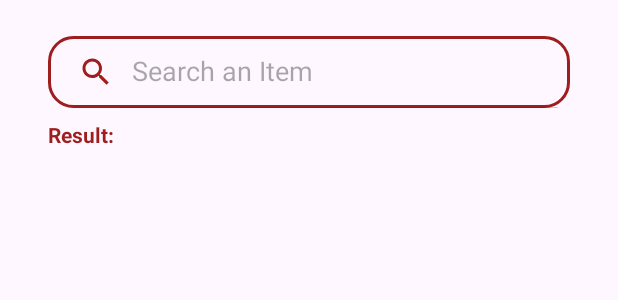
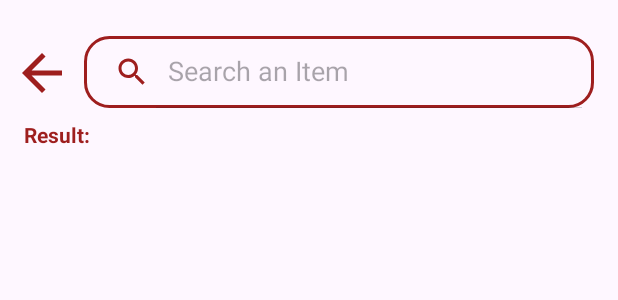
Before and after one commit to Hansen126/Play-Consign, an Android app: the layout activity_search.xml on its own in the app's theme, with its tools: preview values and no code run, on a phone screen of 412 x 824 dp. Shown: the top 300 px of the screen. Run offline under Robolectric (Android 15) with nearby library versions, the light colour scheme and no system bars.

Commit message:
Add Search Activity and adjust margin in Home

```diff
--- a/app/src/main/java/com/example/playconsign/MainActivity.java
+++ b/app/src/main/java/com/example/playconsign/MainActivity.java
@@ -20,7 +20,6 @@ import com.google.android.material.navigation.NavigationBarView;
 import java.util.List;
 
 public class MainActivity extends AppCompatActivity {
-
 
     ActivityMainBinding binding;
 
--- /dev/null
+++ b/app/src/main/res/drawable/ic_arrow_back.xml
@@ -0,0 +1,5 @@
+<vector xmlns:android="http://schemas.android.com/apk/res/android" android:autoMirrored="true" android:height="24dp" android:tint="#9E1E1E" android:viewportHeight="24" android:viewportWidth="24" android:width="24dp">
+
+    <path android:fillColor="@android:color/white" android:pathData="M20,11H7.83l5.59,-5.59L12,4l-8,8 8,8 1.41,-1.41L7.83,13H20v-2z"/>
+
+</vector>
--- a/app/src/main/res/layout/activity_search.xml
+++ b/app/src/main/res/layout/activity_search.xml
@@ -7,13 +7,23 @@
     android:layout_height="match_parent"
     tools:context=".SearchActivity" >
 
+    <ImageView
+        android:id="@+id/searchBackArrow"
+        android:layout_width="40dp"
+        android:layout_height="49dp"
+        android:layout_marginStart="8dp"
+        android:layout_marginTop="24dp"
+        app:layout_constraintStart_toStartOf="parent"
+        app:layout_constraintTop_toTopOf="parent"
+        app:srcCompat="@drawable/ic_arrow_back" />
+
     <LinearLayout
         android:id="@+id/mainLinearLayout"
-        android:layout_width="match_parent"
+        android:layout_width="0dp"
         android:layout_height="wrap_content"
-        android:layout_marginStart="32dp"
+        android:layout_marginStart="16dp"
         android:layout_marginTop="24dp"
-        android:layout_marginEnd="32dp"
+        android:layout_marginEnd="16dp"
         android:orientation="vertical"
         app:layout_constraintEnd_toEndOf="parent"
         app:layout_constraintHorizontal_bias="0.0"
@@ -24,11 +34,14 @@
             android:id="@+id/searchSearchView"
             android:layout_width="match_parent"
             android:layout_height="wrap_content"
+            android:layout_marginLeft="40dp"
             android:layout_marginBottom="8dp"
             android:background="@drawable/ic_searchview_outline"
             android:iconifiedByDefault="false"
             android:queryHint="Search an Item"
-            android:searchIcon="@drawable/ic_search" />
+            android:searchIcon="@drawable/ic_search">
+
+        </SearchView>
 
         <TextView
             android:id="@+id/searchResultTV"
@@ -45,4 +58,5 @@
             android:layout_height="wrap_content" />
 
     </LinearLayout>
+
 </androidx.constraintlayout.widget.ConstraintLayout>
--- a/app/src/main/res/layout/home_category_layout.xml
+++ b/app/src/main/res/layout/home_category_layout.xml
@@ -3,8 +3,8 @@
     xmlns:app="http://schemas.android.com/apk/res-auto"
     xmlns:tools="http://schemas.android.com/tools"
     android:id="@+id/homeCategoryLayout_ConstraintLayout"
-    android:layout_width="wrap_content"
-    android:layout_height="wrap_content"
+    android:layout_width="180dp"
+    android:layout_height="180dp"
     android:layout_marginRight="12dp"
     android:layout_marginBottom="12dp">
 
```
Also changed, not shown: app/src/main/java/com/example/playconsign/SearchActivity.java (+11 -0 lines), app/src/main/res/layout/fragment_consign.xml (+4 -3 lines), app/src/main/res/layout/fragment_home.xml (+4 -4 lines), app/src/main/res/layout/fragment_profile.xml (+4 -3 lines).
